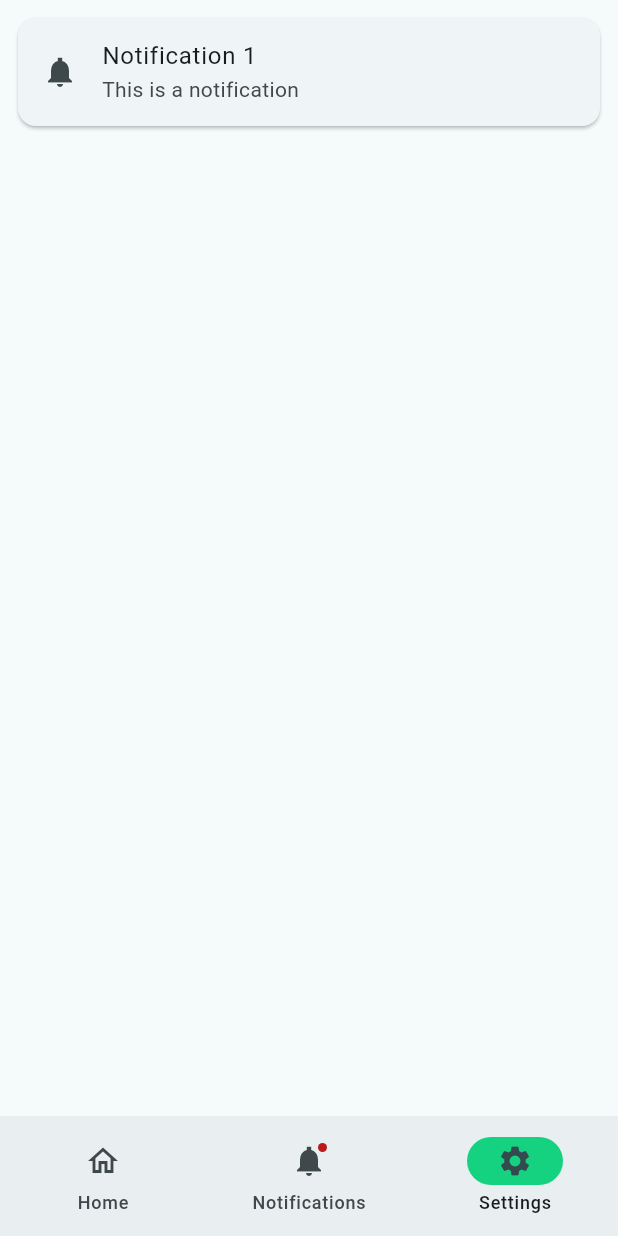
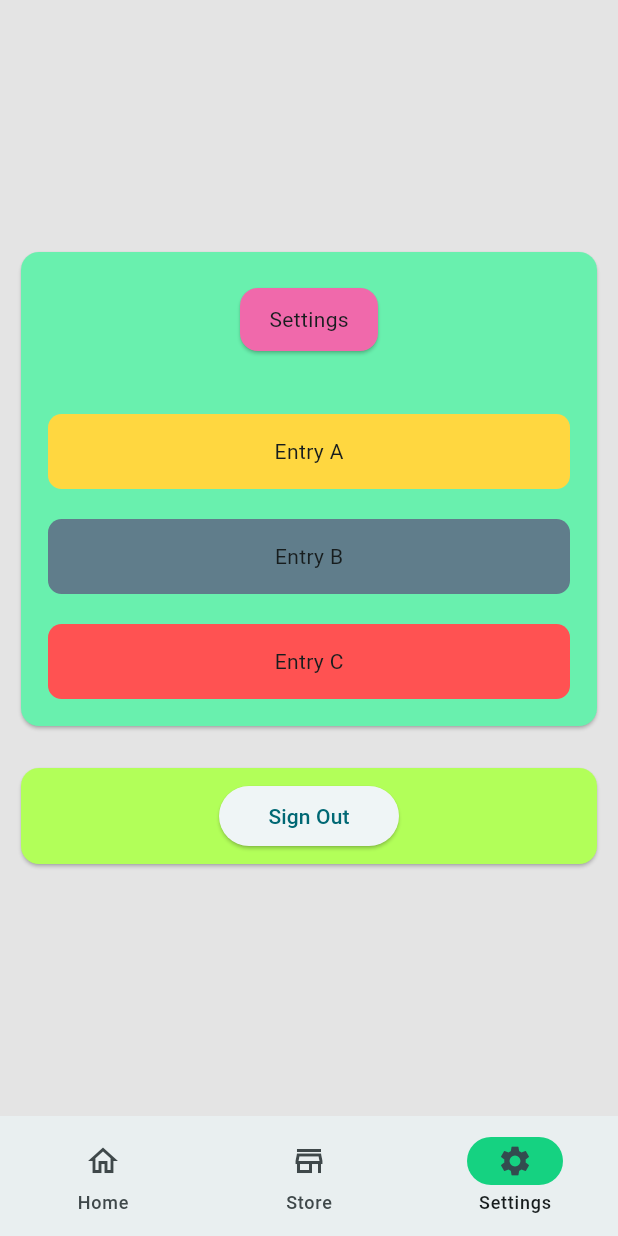
Before and after one commit to spencer-barrett/deadline, a Flutter app: the screen it shows once a user with an empty profile is signed in, item 3 of the bottom bar chosen, on a phone screen of 412 x 824 dp. Run offline on Flutter 3.47's test engine with Material 3 defaults, Android fonts, the phone set to English and light mode, and no system bars; our stand-ins replace cloud_firestore, firebase_auth, firebase_core, flutter_svg; accounts and stored records are empty.

Commit message:
Wireframe layout

```diff
--- a/lib/home_page.dart
+++ b/lib/home_page.dart
@@ -1,6 +1,7 @@
 import 'package:deadline/auth.dart';
 import 'package:flutter/material.dart';
 import 'package:firebase_auth/firebase_auth.dart';
+import 'package:flutter_svg/flutter_svg.dart';
 
 class HomePage extends StatefulWidget {
   const HomePage({super.key});
@@ -15,6 +16,175 @@ class _HomePageState extends State<HomePage> {
     await Auth().signOut();
   }
 
+  Widget _homeWidget() {
+    final ThemeData theme = Theme.of(context);
+
+    return Column(
+      children: <Widget>[
+        Padding(
+          padding: const EdgeInsets.only(top: 70, bottom: 70),
+          child: Container(
+            alignment: Alignment.topCenter,
+            child: SvgPicture.asset(
+              'images/Logo.svg',
+              semanticsLabel: 'Logo',
+              height: 50,
+              width: 200,
+            ),
+          ),
+        ),
+        Padding(
+          padding: const EdgeInsets.only(bottom: 70),
+          child: Card(
+            margin: const EdgeInsets.all(8.0),
+            child: SizedBox(
+              height: 300,
+              child: Card(
+                color: const Color(0xff15d281),
+                child: Center(
+                  child: Text(
+                    'Home',
+                    style: theme.textTheme.titleLarge,
+                  ),
+                ),
+              ),
+            ),
+          ),
+        ),
+        Card(
+            margin: const EdgeInsets.all(8.0),
+            child: SizedBox(
+              height: 100,
+              child: Card(
+                  color: const Color.fromARGB(255, 255, 147, 7),
+                  child: Center(
+                    child: Text(
+                      'Test',
+                      style: theme.textTheme.bodyLarge,
+                    ),
+                  )),
+            ))
+      ],
+    );
+  }
+
+  Widget _storeWidget() {
+    return const Padding(
+      padding: EdgeInsets.all(8.0),
+      child: Column(
+        mainAxisAlignment: MainAxisAlignment.center,
+        children: <Widget>[
+          Card(
+            child: ListTile(
+              leading: Icon(Icons.notifications_sharp),
+              title: Text('Notification 1'),
+              subtitle: Text('This is a notification'),
+            ),
+          ),
+        ],
+      ),
+    );
+  }
+
+  Widget _settingsWidget() {
+    return Container(
+        color: const Color.fromARGB(255, 228, 228, 228),
+        child: Column(
+          mainAxisAlignment: MainAxisAlignment.center,
+          children: <Widget>[
+            Padding(
+              padding: const EdgeInsets.all(10),
+              child: Card(
+                color: Colors.greenAccent,
+                child: Container(
+                  alignment: Alignment.center,
+                  // height: 600,
+                  child: Column(
+                    children: <Widget>[
+                      const Padding(
+                        padding: EdgeInsets.all(20),
+                        child: SizedBox(
+                          height: 50,
+                          width: 100,
+                          child: Card(
+                            color: Color(0xffF069AB),
+                            child: Center(child: Text('Settings')),
+                          ),
+                        ),
+                      ),
+                      ListView(
+                        shrinkWrap: true,
+                        padding: const EdgeInsets.all(8),
+                        children: <Widget>[
+                          Padding(
+                            padding: const EdgeInsets.all(10),
+                            child: Container(
+                              decoration: const BoxDecoration(
+                                  color: Colors.amberAccent,
+                                  borderRadius:
+                                      BorderRadius.all(Radius.circular(9.0))),
+                              height: 50,
+                              // color: Colors.amber[600],
+                              child: const Center(child: Text('Entry A')),
+                            ),
+                          ),
+                          Padding(
+                            padding: const EdgeInsets.all(10),
+                            child: Container(
+                              decoration: const BoxDecoration(
+                                  color: Colors.blueGrey,
+                                  borderRadius:
+                                      BorderRadius.all(Radius.circular(9.0))),
+                              height: 50,
+                              child: const Center(child: Text('Entry B')),
+                            ),
+                          ),
+                          Padding(
+                            padding: const EdgeInsets.all(10),
+                            child: Container(
+                              decoration: const BoxDecoration(
+                                  color: Colors.redAccent,
+                                  borderRadius:
+                                      BorderRadius.all(Radius.circular(9.0))),
+                              height: 50,
+                              child: const Center(child: Text('Entry C')),
+                            ),
+                          ),
+                        ],
+                      ),
+                    ],
+                  ),
+                ),
+              ),
+            ),
+            Padding(
+              padding: const EdgeInsets.all(10),
+              child: Card(
+                color: Colors.lightGreenAccent,
+                child: Container(
+                  margin: const EdgeInsets.all(8.0),
+                  child: Center(
+                    // padding: const EdgeInsets.all(10),
+                    child: ElevatedButton(
+                      style: ButtonStyle(
+                          minimumSize:
+                              MaterialStateProperty.all(const Size(120, 40)),
+                          shape:
+                              MaterialStateProperty.all<RoundedRectangleBorder>(
+                                  RoundedRectangleBorder(
+                            borderRadius: BorderRadius.circular(20.0),
+                          ))),
+                      onPressed: signOut,
+                      child: const Text('Sign Out'),
+                    ),
+                  ),
+                ),
+              ),
+            )
+          ],
+        ));
+  }
+
   int currentPageIndex = 0;
 
   @override
@@ -24,7 +194,6 @@ class _HomePageState extends State<HomePage> {
       // extendBodyBehindAppBar: true,
       // appBar: AppBar(
       //   title: const Text('Dashboard'),
-      //   elevation: 2.0,
       //   backgroundColor: Colors.transparent,
       // ),
       bottomNavigationBar: NavigationBar(
@@ -42,8 +211,9 @@ class _HomePageState extends State<HomePage> {
             label: 'Home',
           ),
           NavigationDestination(
-            icon: Badge(child: Icon(Icons.notifications_sharp)),
-            label: 'Notifications',
+            selectedIcon: Icon(Icons.store),
+            icon: Icon(Icons.store_outlined),
+            label: 'Store',
           ),
           NavigationDestination(
             icon: Icon(Icons.settings),
@@ -52,75 +222,10 @@ class _HomePageState extends State<HomePage> {
         ],
       ),
       body: <Widget>[
-        Card(
-          shadowColor: Colors.transparent,
-          margin: const EdgeInsets.all(8.0),
-          child: SizedBox.expand(
-            child: Center(
-              child: Text(
-                'Home',
-                style: theme.textTheme.titleLarge,
-              ),
-            ),
-          ),
-        ),
-        const Padding(
-          padding: EdgeInsets.all(8.0),
-          child: Column(
-            children: <Widget>[
-              Card(
-                child: ListTile(
-                  leading: Icon(Icons.notifications_sharp),
-                  title: Text('Notification 1'),
-                  subtitle: Text('This is a notification'),
-                ),
-              ),
-            ],
-          ),
-        ),
-        const Padding(
-          padding: EdgeInsets.all(8.0),
-          child: Column(
-            children: <Widget>[
-              Card(
-                child: ListTile(
-                  leading: Icon(Icons.notifications_sharp),
-                  title: Text('Notification 1'),
-                  subtitle: Text('This is a notification'),
-                ),
-              ),
-            ],
-          ),
-        ),
+        _homeWidget(),
+        _storeWidget(),
+        _settingsWidget()
       ][currentPageIndex],
-      // body: Container(
-      //     width: double.maxFinite,
-      //     height: double.maxFinite,
-      //     decoration: const BoxDecoration(
-      //       gradient: LinearGradient(
-      //         begin: Alignment.topCenter,
-      //         end: Alignment.bottomCenter,
-      //         stops: [0.1, 0.5, 0.7, 0.9],
-      //         colors: [
-      //           Color(0xff63f0b3),
-      //           Color(0xff15d281),
-      //           Color(0xff13bf75),
-      //           Color(0xff10a263),
-      //         ],
-      //       ),
-      //     ),
-
-      // child: Column(
-      //   children: [
-      //     const SizedBox(height: 400),
-
-      //     ElevatedButton(
-      //       onPressed: signOut,
-      //       child: const Text('Sign out'),
-      //     )
-      //   ],
-      // )),
-      // )
     );
   }
 }
--- a/lib/sign_in.dart
+++ /dev/null
@@ -1,22 +0,0 @@
-import 'package:flutter/material.dart';
-
-class SignIn extends StatelessWidget {
-  const SignIn({super.key});
-
-  @override
-  Widget build(BuildContext context) {
-    return Scaffold(
-      appBar: AppBar(
-        title: const Text('Sign In'),
-      ),
-      body: Center(
-        child: ElevatedButton(
-          onPressed: () {
-            Navigator.pop(context);
-          },
-          child: const Text('Go back'),
-        ),
-      ),
-    );
-  }
-}
```
Also changed, not shown: pubspec.yaml (+8 -0 lines), images/Deadline.png (added), images/Deadline.svg (added), images/Logo.svg (added), pubspec.lock, 12 other files.
